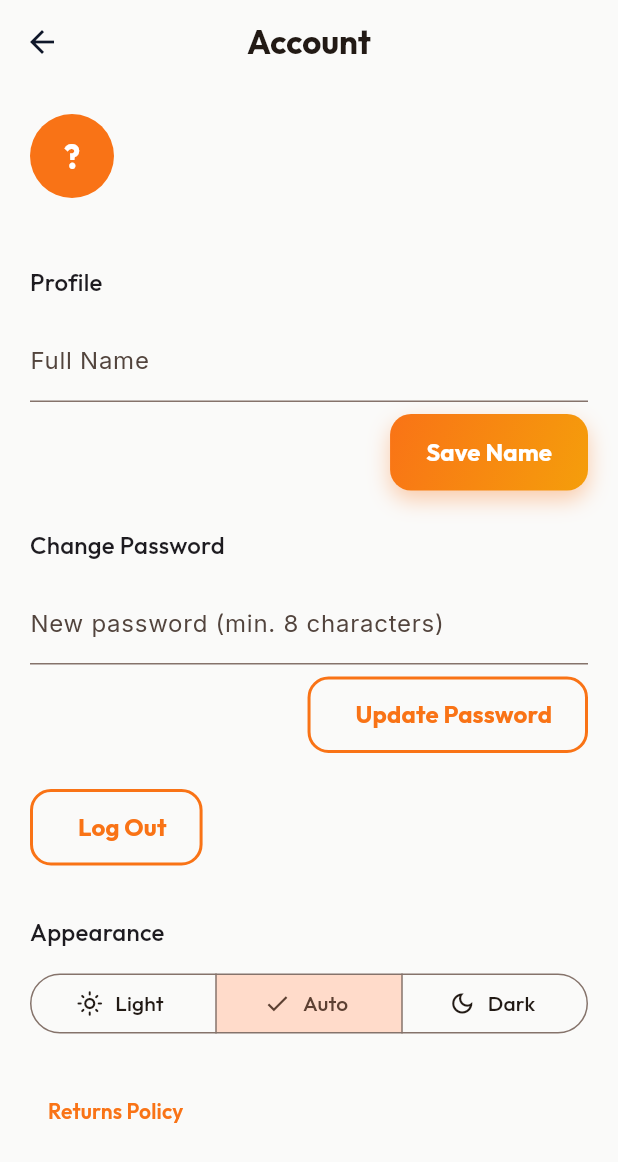
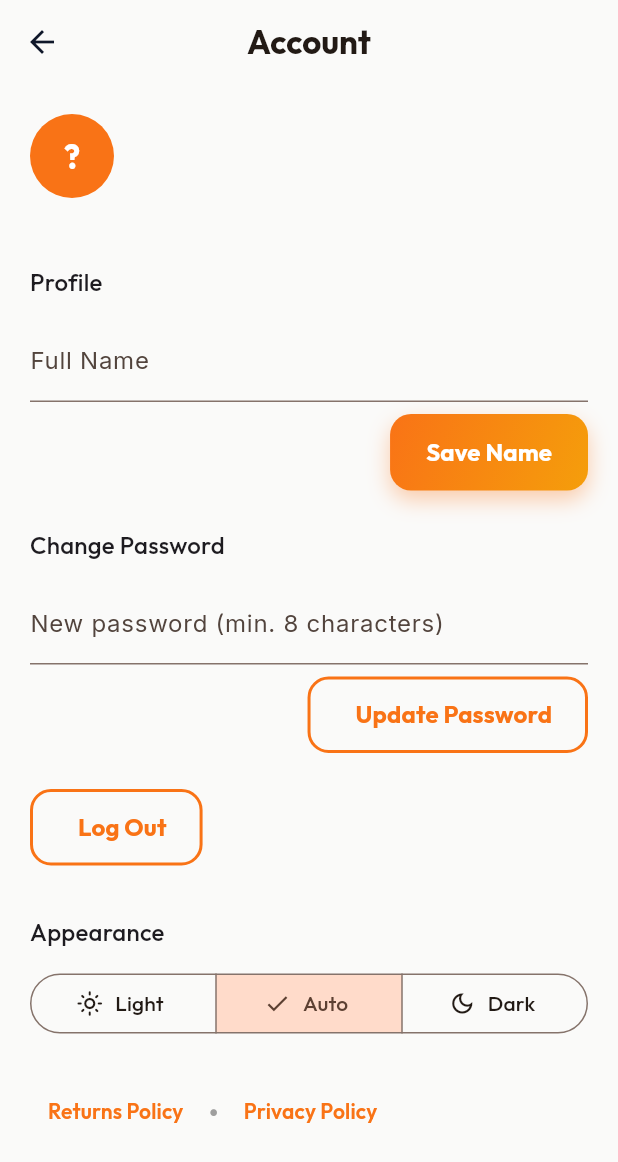
Before and after one commit to Satyam998413/cremen_eat_streets_flutter_application, a Flutter app: the AccountScreen screen opened directly, on a phone screen of 412 x 824 dp. Shown: the top 1162 px of the screen. Run offline on Flutter 3.47's test engine with Material 3 defaults, Android fonts, the phone set to English and light mode, and no system bars; drawn by our look-alikes of flutter_animate; our stand-ins replace cached_network_image, dio, equatable, flutter_bloc, freezed_annotation, geolocator and 9 more; missing offline and left inert: razorpay_flutter; accounts and stored records are empty; network calls fail; statements that could not run were skipped.

Commit message:
feat: add privacy policy link to account screen and improve layout

```diff
--- a/lib/features/profile/presentation/screens/account_screen.dart
+++ b/lib/features/profile/presentation/screens/account_screen.dart
@@ -2,6 +2,7 @@ import 'package:flutter/material.dart';
 import 'package:flutter_animate/flutter_animate.dart';
 import 'package:flutter_bloc/flutter_bloc.dart';
 import 'package:go_router/go_router.dart';
+import 'package:url_launcher/url_launcher.dart';
 import '../../../../core/theme/app_colors.dart';
 import '../../../../core/theme/theme_cubit.dart';
 import '../../../../core/widgets/app_button.dart';
@@ -177,12 +178,31 @@ class _AccountScreenState extends State<AccountScreen> {
               const SizedBox(height: 24),
               Align(
                 alignment: Alignment.centerLeft,
-                child: TextButton(
-                  onPressed: () => context.push('/account/returns-policy'),
-                  child: const Text(
-                    'Returns Policy',
-                    style: TextStyle(color: AppColors.brandPrimary, fontWeight: FontWeight.w600),
-                  ),
+                child: Wrap(
+                  spacing: 4,
+                  crossAxisAlignment: WrapCrossAlignment.center,
+                  children: [
+                    TextButton(
+                      onPressed: () => context.push('/account/returns-policy'),
+                      child: const Text(
+                        'Returns Policy',
+                        style: TextStyle(color: AppColors.brandPrimary, fontWeight: FontWeight.w600),
+                      ),
+                    ),
+                    const Text('•', style: TextStyle(color: Colors.grey)),
+                    TextButton(
+                      onPressed: () async {
+                        final uri = Uri.parse('https://cremen.in/privacy/');
+                        if (await canLaunchUrl(uri)) {
+                          await launchUrl(uri, mode: LaunchMode.externalApplication);
+                        }
+                      },
+                      child: const Text(
+                        'Privacy Policy',
+                        style: TextStyle(color: AppColors.brandPrimary, fontWeight: FontWeight.w600),
+                      ),
+                    ),
+                  ],
                 ),
               ).animate(delay: 420.ms).fadeIn(duration: 350.ms).slideY(begin: 0.2, duration: 350.ms, curve: Curves.easeOutCubic),
             ],
```
